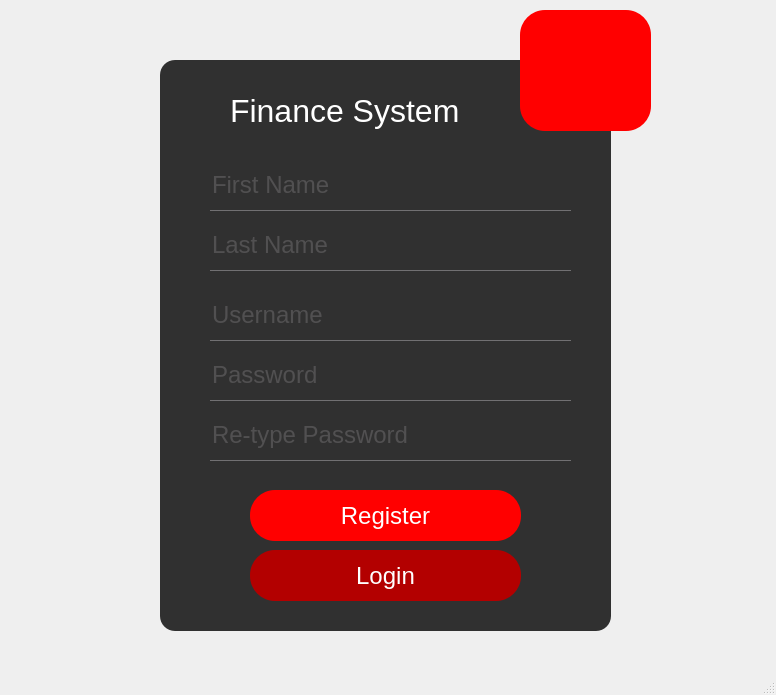
Before: the Qt Designer form register.ui in rafaello166/financialSystemQT, drawn with Qt 5.
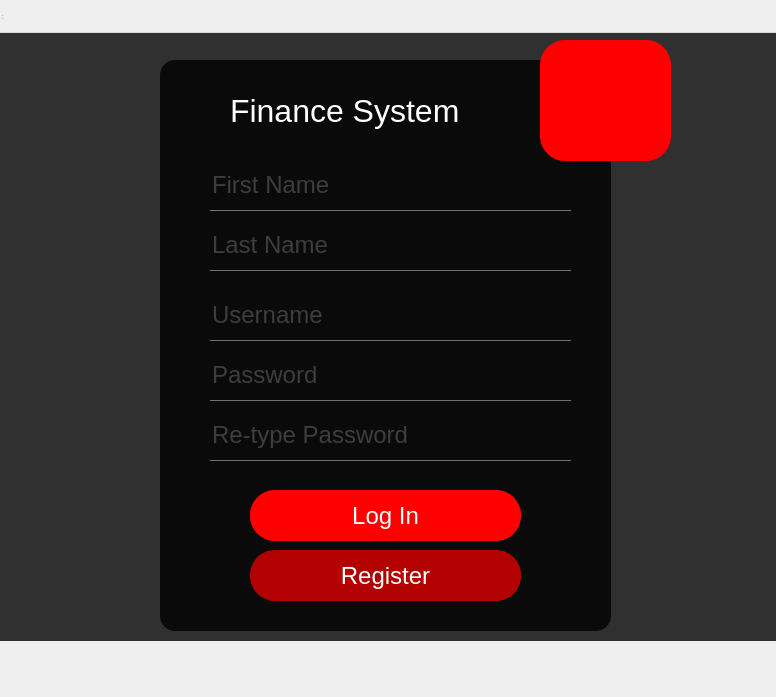
After: the same form once the commit is applied. Icons and pictures are not drawn.

```diff
--- a/register.ui
+++ b/register.ui
@@ -1,13 +1,13 @@
 <?xml version="1.0" encoding="UTF-8"?>
 <ui version="4.0">
  <class>Register</class>
- <widget class="QMainWindow" name="Register">
+ <widget class="QWidget" name="Register">
   <property name="geometry">
    <rect>
     <x>0</x>
     <y>0</y>
     <width>776</width>
-    <height>695</height>
+    <height>697</height>
    </rect>
   </property>
   <property name="windowTitle">
@@ -24,8 +24,8 @@
 	color: white;
 }
 
-#financialSystem {
-	background: url(:/nowyPrzedrostek/mountains.jpg);
+#widget {
+	background: rgba(0,0,0,0.8);
 }
 
 #loginFrame {
@@ -39,11 +39,6 @@
 	border-radius: 25px;
 }
 
-QPushButton:hover {
-	background: green;
-	color: red;
-}
-
 QToolButton {
 	background: red;
 	border-radius: 25px;
@@ -56,13 +51,63 @@
 	border-bottom: 1px solid #717072;
 }
 
-#pushButton_login {
+#pushButton_register {
 	background: #b30000;
-}
-
-</string>
+}</string>
   </property>
-  <widget class="QWidget" name="centralwidget">
+  <widget class="QWidget" name="widget" native="true">
+   <property name="geometry">
+    <rect>
+     <x>0</x>
+     <y>0</y>
+     <width>811</width>
+     <height>641</height>
+    </rect>
+   </property>
+   <property name="styleSheet">
+    <string notr="true">* {
+	font-family: arial;
+	font-size: 24px;
+}
+
+#loginLabel {
+	font-size: 32px;
+	color: white;
+}
+
+#widget {
+background: url(:/nowyPrzedrostek/mountains.jpg);
+
+}
+
+#loginFrame {
+
+	background: rgba(0,0,0,0.8);
+	border-radius: 15px;
+}
+
+QPushButton {
+	color :white;
+	background: red;
+	border-radius: 25px;
+}
+
+QToolButton {
+	background: red;
+	border-radius: 25px;
+}
+
+QLineEdit {
+	background: transparent;
+	border: none;
+	color: #717072;
+	border-bottom: 1px solid #717072;
+}
+
+#pushButton_register {
+	background: #b30000;
+}</string>
+   </property>
    <widget class="QFrame" name="loginFrame">
     <property name="geometry">
      <rect>
@@ -95,13 +140,13 @@
      <property name="geometry">
       <rect>
        <x>90</x>
-       <y>490</y>
+       <y>430</y>
        <width>271</width>
        <height>51</height>
       </rect>
      </property>
      <property name="text">
-      <string>Login</string>
+      <string>Log In</string>
      </property>
     </widget>
     <widget class="QLineEdit" name="lineEdit_user">
@@ -152,7 +197,7 @@
      <property name="geometry">
       <rect>
        <x>90</x>
-       <y>430</y>
+       <y>490</y>
        <width>271</width>
        <height>51</height>
       </rect>
@@ -225,8 +270,8 @@
    <widget class="QToolButton" name="toolButton">
     <property name="geometry">
      <rect>
-      <x>520</x>
-      <y>10</y>
+      <x>540</x>
+      <y>40</y>
       <width>131</width>
       <height>121</height>
      </rect>
@@ -256,7 +301,16 @@
     </rect>
    </property>
   </widget>
-  <widget class="QStatusBar" name="statusbar"/>
+  <widget class="QStatusBar" name="statusbar">
+   <property name="geometry">
+    <rect>
+     <x>0</x>
+     <y>0</y>
+     <width>3</width>
+     <height>21</height>
+    </rect>
+   </property>
+  </widget>
  </widget>
  <resources/>
  <connections/>
```
Left out of the diff: 4 changed lines with no effect on the pictures.
